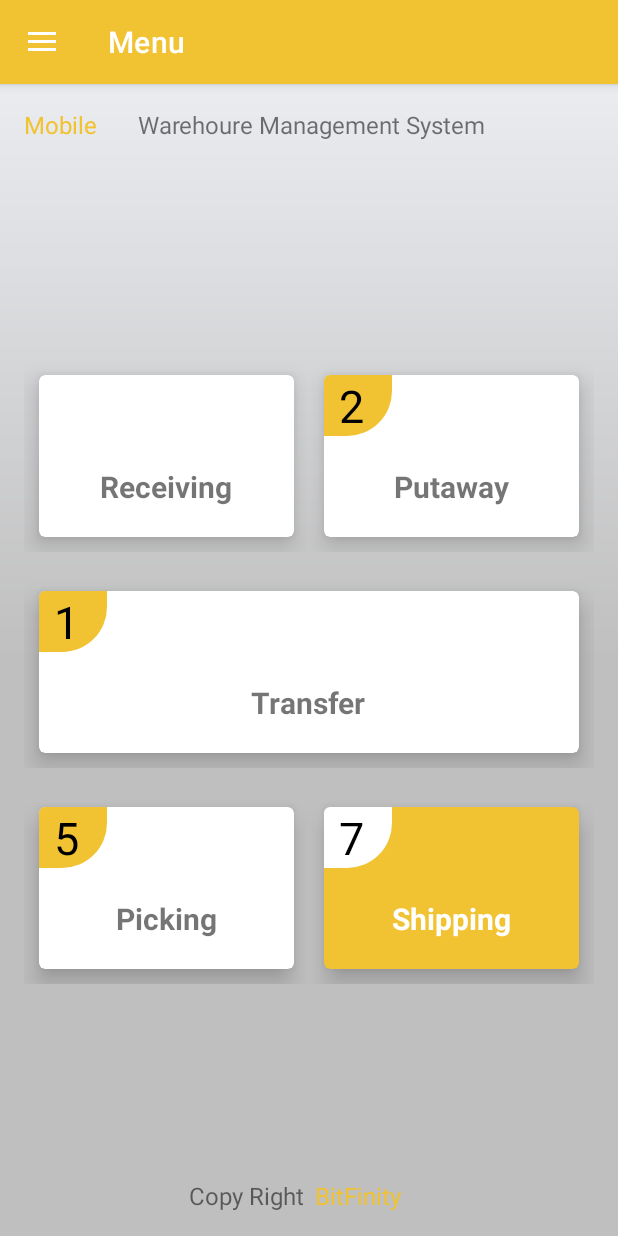
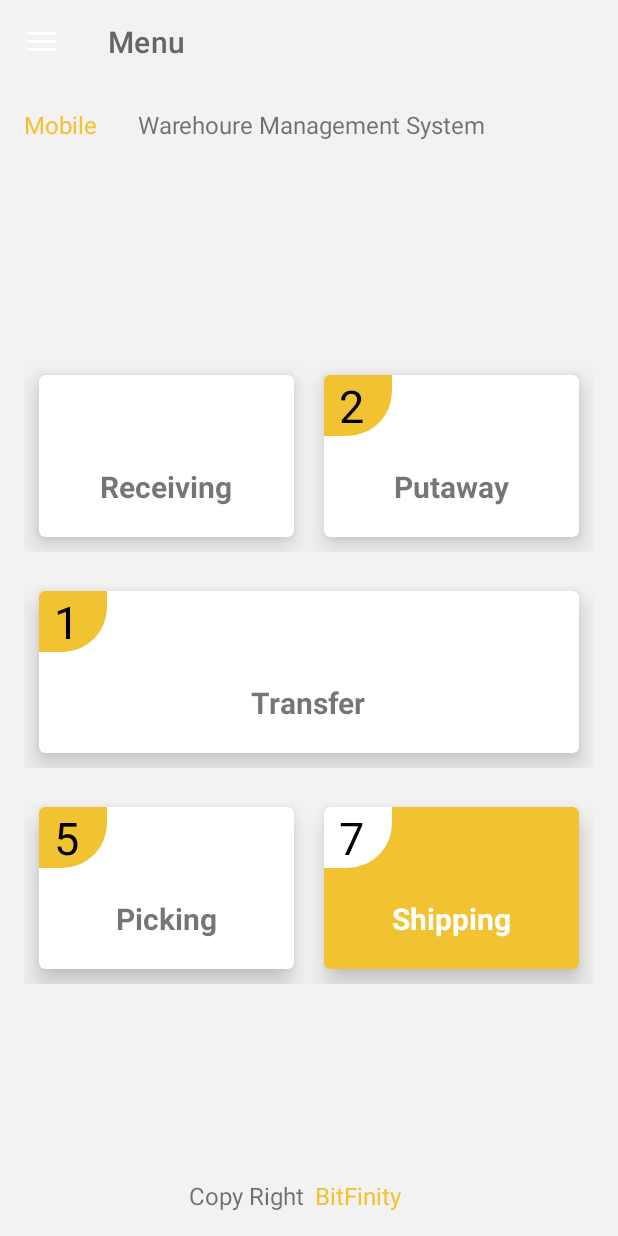
Before and after one commit to PayamDarabi/WMS, an Android app: the HomeActivity screen opened directly, with no data from a screen before it, on a phone screen of 412 x 824 dp. Run offline under Robolectric (Android 15) with nearby library versions, the phone set to English and light mode, and no system bars; our stand-ins replace navigation-ui.

Commit message:
fix: app bar color

```diff
--- a/app/src/main/res/layout/activity_login.xml
+++ b/app/src/main/res/layout/activity_login.xml
@@ -20,7 +20,8 @@
         android:textColor="@color/gray_700"
         app:layout_constraintStart_toStartOf="parent"
         app:layout_constraintEnd_toEndOf="parent"
-        android:textSize="36sp">
+        android:textSize="36sp"
+        tools:ignore="MissingConstraints">
     </androidx.appcompat.widget.AppCompatTextView>
 
     <androidx.appcompat.widget.LinearLayoutCompat
--- a/app/src/main/res/layout/app_bar_home.xml
+++ b/app/src/main/res/layout/app_bar_home.xml
@@ -9,14 +9,17 @@
     <com.google.android.material.appbar.AppBarLayout
         android:layout_width="match_parent"
         android:layout_height="wrap_content"
+        app:elevation="0dp"
         android:theme="@style/Theme.WMS.AppBarOverlay">
 
         <androidx.appcompat.widget.Toolbar
             android:id="@+id/toolbar"
             android:layout_width="match_parent"
             android:layout_height="?attr/actionBarSize"
-            android:background="?attr/colorPrimary"
-            app:popupTheme="@style/Theme.WMS.PopupOverlay" />
+            android:background="?colorBackground"
+            app:elevation="0dp"
+            app:popupTheme="@style/Theme.WMS.PopupOverlay"
+            app:titleTextColor="?colorOnBackground" />
 
     </com.google.android.material.appbar.AppBarLayout>
 
--- a/app/src/main/res/layout/fragment_home.xml
+++ b/app/src/main/res/layout/fragment_home.xml
@@ -4,7 +4,7 @@
     xmlns:tools="http://schemas.android.com/tools"
     android:layout_width="match_parent"
     android:layout_height="match_parent"
-    android:background="@drawable/bg_gredient"
+    android:background="?colorBackground"
     android:id="@+id/frgmHomeContainer"
     tools:context=".ui.home.HomeFragment">
 
--- a/app/src/main/res/layout/fragment_receiving.xml
+++ b/app/src/main/res/layout/fragment_receiving.xml
@@ -3,6 +3,7 @@
     xmlns:tools="http://schemas.android.com/tools"
     android:layout_width="match_parent"
     android:layout_height="match_parent"
+    android:background="?colorBackground"
     tools:context=".ui.receiving.ReceivingFragment">
 
     <TextView
```
